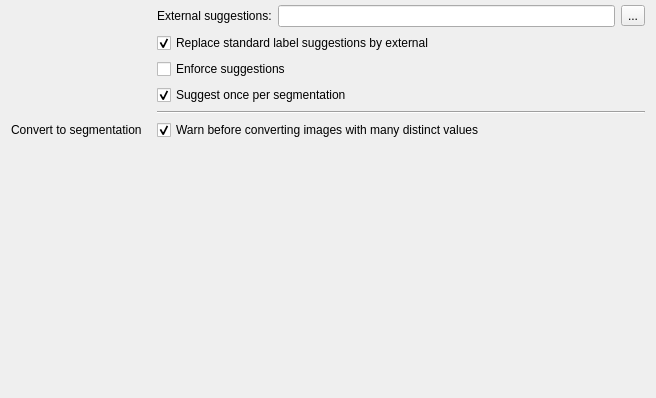
Above: Plugins/org.mitk.gui.qt.segmentation/src/QmitkSegmentationPreferencePageControls.ui from MITK/MITK before the change; both pictures show x 0 to 656 and y 381 to 779 of the 656 by 779 pixel window. Below: the same form after it.
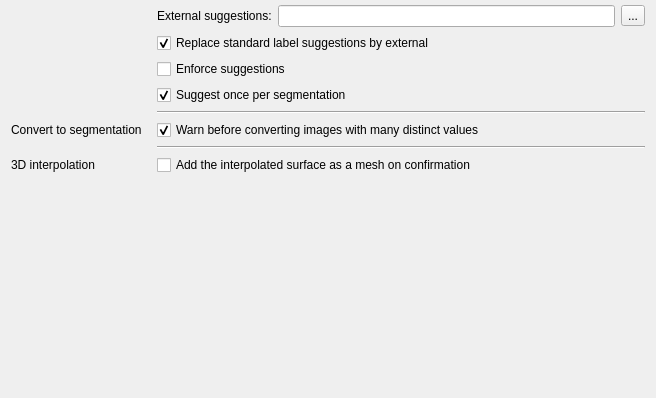
That is the form after the change.

Commit message:
Add the 3D interpolation mesh only on request
Confirming a 3D interpolation also added the interpolated surface as a
mesh node below the segmentation. With segmentations rendered in 3D
the result is visible without it, and the extra node mostly clutters
the Data Manager. The new segmentation preference "Add the
interpolated surface as a mesh on confirmation" brings it back; it is
off by default.

Patch:
```diff
--- a/Plugins/org.mitk.gui.qt.segmentation/src/QmitkSegmentationPreferencePageControls.ui
+++ b/Plugins/org.mitk.gui.qt.segmentation/src/QmitkSegmentationPreferencePageControls.ui
@@ -250,7 +250,7 @@
      </property>
     </widget>
    </item>
-   <item row="17" column="1">
+   <item row="19" column="1">
     <spacer name="verticalSpacer">
      <property name="orientation">
       <enum>Qt::Vertical</enum>
@@ -356,6 +356,30 @@
      </property>
     </widget>
    </item>
+   <item row="17" column="1">
+    <widget class="Line" name="line_7">
+     <property name="orientation">
+      <enum>Qt::Horizontal</enum>
+     </property>
+    </widget>
+   </item>
+   <item row="18" column="0">
+    <widget class="QLabel" name="interpolation3DLabel">
+     <property name="text">
+      <string>3D interpolation</string>
+     </property>
+    </widget>
+   </item>
+   <item row="18" column="1">
+    <widget class="QCheckBox" name="interpolation3DMeshCheckBox">
+     <property name="toolTip">
+      <string>If checked, confirming a 3D interpolation also adds the interpolated surface as a mesh below the segmentation.</string>
+     </property>
+     <property name="text">
+      <string>Add the interpolated surface as a mesh on confirmation</string>
+     </property>
+    </widget>
+   </item>
   </layout>
  </widget>
  <resources/>
```
The commit also changes 3 other files.
